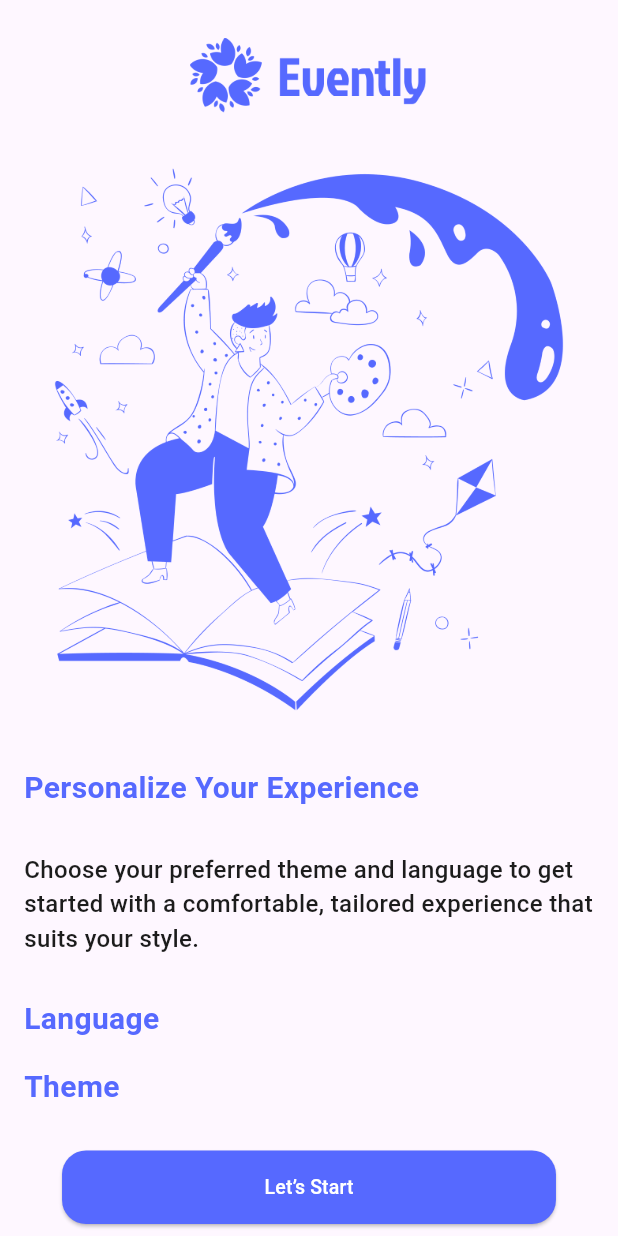
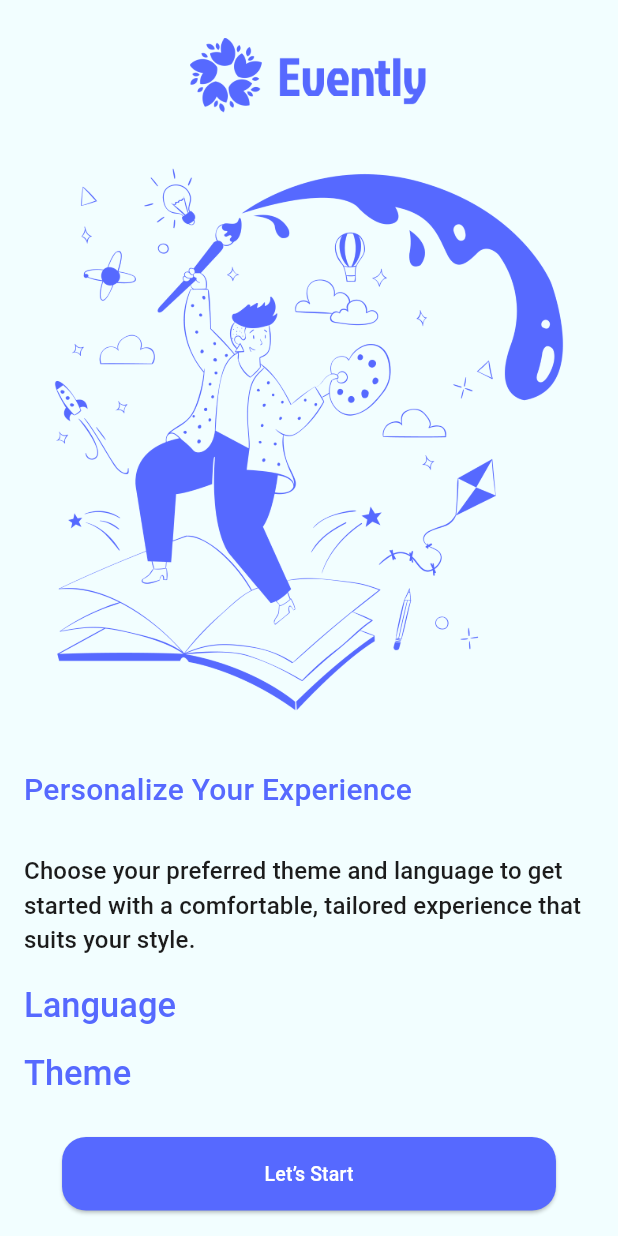
Before and after one commit to HeshamSeliem/event_planning_app, a Flutter app: the screen it shows after launch, on a phone screen of 412 x 824 dp. Run offline on Flutter 3.47's test engine with Material 3 defaults, Android fonts, the phone set to English and light mode, and no system bars.

Commit message:
add theming mode

```diff
--- a/lib/main.dart
+++ b/lib/main.dart
@@ -1,4 +1,7 @@
 import 'package:event_planning_app/screens/intro_screen.dart';
+import 'package:event_planning_app/theme/dark_theme.dart';
+import 'package:event_planning_app/theme/light_theme.dart';
+import 'package:event_planning_app/theme/theme.dart';
 import 'package:flutter/material.dart';
 
 void main() {
@@ -11,7 +14,13 @@ class MyApp extends StatelessWidget {
   // This widget is the root of your application.
   @override
   Widget build(BuildContext context) {
+    BaseTheme theme = LightTheme();
+    BaseTheme darkTheme = DarkTheme();
     return MaterialApp(
+
+      darkTheme: darkTheme.themeData,
+      theme: theme.themeData,
+      themeMode: ThemeMode.system,
       debugShowCheckedModeBanner: false,
       initialRoute: IntroScreen.routeName,
       routes: {
--- a/lib/screens/intro_screen.dart
+++ b/lib/screens/intro_screen.dart
@@ -1,4 +1,5 @@
 import 'package:flutter/material.dart';
+
 // my confirm comment on intro screen
 //welcome development branch
 class IntroScreen extends StatelessWidget {
@@ -7,83 +8,77 @@ static const String routeName = '/intro';
   @override
   Widget build(BuildContext context) {
     return Scaffold(
+      // backgroundColor:const Color(0xffF2FEFF),
       body: SafeArea(
-
-        minimum: const EdgeInsets.symmetric(horizontal: 16,vertical: 25),
+        minimum: const EdgeInsets.symmetric(horizontal: 16, vertical: 25),
         child: Center(
           child: Column(
             children: [
-              Image.asset("assets/images/header.png",width: 160, height: 50,),
-              const SizedBox(height: 28,),
+              Image.asset(
+                "assets/images/header.png",
+                width: 160,
+                height: 50,
+              ),
+              const SizedBox(
+                height: 28,
+              ),
               Image.asset("assets/images/welcome.png"),
-               const SizedBox(height: 28,),
-              const Row(
+              const SizedBox(
+                height: 28,
+              ),
+              Row(
                 mainAxisAlignment: MainAxisAlignment.start,
                 children: [
-                   Text("Personalize Your Experience",style: TextStyle(
-                      fontSize: 20,
-                      color: Color(0xff5669FF),
-                      fontWeight: FontWeight.w700
-                    )
+                  Text(
+                    "Personalize Your Experience",
+                    style: Theme.of(context).textTheme.titleMedium,
                   ),
-
                 ],
-
               ),
-               const SizedBox(height: 28,),
-                const Text("Choose your preferred theme and language to get started with a comfortable, tailored experience that suits your style.",
-                style: TextStyle(
-                      fontSize: 16,
-                      color: Color(0xff1C1C1C),
-                      fontWeight: FontWeight.w500
-                    )
-
+              const SizedBox(
+                height: 28,
               ),
-                   const SizedBox(height: 28,),
-                  const  Row(
+              Text(
+                  "Choose your preferred theme and language to get started with a comfortable, tailored experience that suits your style.",
+                  style: Theme.of(context).textTheme.titleSmall!.copyWith(fontSize: 16)),
+              const SizedBox(
+                height: 18,
+              ),
+              Row(
                 mainAxisAlignment: MainAxisAlignment.start,
                 children: [
-                   Text("Language",style: TextStyle(
-                      fontSize: 20,
-                      color: Color(0xff5669FF),
-                      fontWeight: FontWeight.w700
-                    )
-
+                  Text(
+                    "Language",
+                    style: Theme.of(context).textTheme.titleLarge,
                   ),
                 ],
-
               ),
-               const SizedBox(height: 16,),
-               const Row(
+              const SizedBox(
+                height: 16,
+              ),
+               Row(
                 mainAxisAlignment: MainAxisAlignment.start,
                 children: [
-                   Text("Theme",style:
-                 TextStyle(
-                      fontSize: 20,
-                      color: Color(0xff5669FF),
-                      fontWeight: FontWeight.w700
-                    )
+                  Text("Theme",
+                      style: Theme.of(context).textTheme.titleLarge),
+                ],
               ),
-
-                 ],
-
+              const SizedBox(
+                height: 28,
               ),
-               const SizedBox(height: 28,),
               ElevatedButton(
                   style: ElevatedButton.styleFrom(
-                  backgroundColor:const Color(0xff5669FF),
+                      backgroundColor: const Color(0xff5669FF),
                       shape: RoundedRectangleBorder(
                         borderRadius: BorderRadius.circular(16),
                       ),
-                padding:const EdgeInsets.symmetric(horizontal: 135,vertical: 15)
-                ),
-                onPressed: (){},
-                child: const Text("Let’s Start",style: TextStyle(
-                  fontSize: 13,
-                  fontWeight: FontWeight.w500,
-                  color: Colors.white
-                ),)
-                )
+                      padding: const EdgeInsets.symmetric(
+                          horizontal: 135, vertical: 15)),
+                  onPressed: () {},
+                  child:  Text(
+                    "Let’s Start",
+                    style: Theme.of(context).textTheme.titleSmall!.copyWith(color: Colors.white),
+                  ))
             ],
           ),
         ),
--- /dev/null
+++ b/lib/theme/dark_theme.dart
@@ -0,0 +1,52 @@
+import 'dart:ui';
+
+import 'package:event_planning_app/theme/theme.dart';
+import 'package:flutter/material.dart';
+import 'package:flutter/src/material/theme_data.dart';
+
+class DarkTheme extends BaseTheme {
+  @override
+  Color get backgroundColor => const Color(0xff101127);
+
+  @override
+  Color get primaryColor => const Color(0xff5669FF);
+
+  @override
+  Color get textColor => const Color(0xffF4EBDC);
+
+  @override
+  ThemeData get themeData => ThemeData(
+    scaffoldBackgroundColor: backgroundColor,
+    appBarTheme: AppBarTheme(
+      backgroundColor: backgroundColor,
+      centerTitle: true,
+      iconTheme: IconThemeData(color: primaryColor)
+    ),
+    bottomNavigationBarTheme: BottomNavigationBarThemeData(
+      backgroundColor: backgroundColor,
+      selectedItemColor: Colors.white,
+      type: BottomNavigationBarType.fixed,
+      showSelectedLabels: true,
+      showUnselectedLabels: true,
+      unselectedItemColor: Colors.white.withOpacity(0.5),
+    ),
+    textTheme: TextTheme(
+      titleMedium: TextStyle(
+        fontSize: 20,
+        color: primaryColor,
+        fontWeight: FontWeight.w500
+      ),
+      titleSmall: TextStyle(
+        fontSize: 13,
+        color: textColor,
+        fontWeight: FontWeight.w500
+      ),
+      titleLarge: TextStyle(
+        fontSize: 23,
+        color: primaryColor,
+        fontWeight: FontWeight.w500
+      ),
+    ),
+
+  );
+}
--- /dev/null
+++ b/lib/theme/light_theme.dart
@@ -0,0 +1,52 @@
+import 'dart:ui';
+
+import 'package:event_planning_app/theme/theme.dart';
+import 'package:flutter/material.dart';
+import 'package:flutter/src/material/theme_data.dart';
+
+class LightTheme extends BaseTheme {
+  @override
+  Color get backgroundColor =>const Color(0xffF2FEFF);
+
+  @override
+  Color get primaryColor => const Color(0xff5669FF);
+
+  @override
+  Color get textColor => const Color(0xff1c1c1c);
+
+  @override
+  ThemeData get themeData => ThemeData(
+    scaffoldBackgroundColor: backgroundColor,
+    appBarTheme: AppBarTheme(
+      backgroundColor: backgroundColor,
+      centerTitle: true,
+      iconTheme: IconThemeData(color: primaryColor)
+    ),
+    bottomNavigationBarTheme: BottomNavigationBarThemeData(
+      backgroundColor: primaryColor,
+      selectedItemColor: Colors.white,
+      type: BottomNavigationBarType.fixed,
+      showSelectedLabels: true,
+      showUnselectedLabels: true,
+      unselectedItemColor: Colors.white.withOpacity(0.5),
+    ),
+    textTheme: TextTheme(
+      titleMedium: TextStyle(
+        fontSize: 20,
+        color: primaryColor,
+        fontWeight: FontWeight.w500
+      ),
+      titleSmall: TextStyle(
+        fontSize: 13,
+        color: textColor,
+        fontWeight: FontWeight.w500
+      ),
+      titleLarge: TextStyle(
+        fontSize: 23,
+        color: primaryColor,
+        fontWeight: FontWeight.w500
+      ),
+    ),
+
+  );
+}
--- /dev/null
+++ b/lib/theme/theme.dart
@@ -0,0 +1,8 @@
+import 'package:flutter/material.dart';
+
+abstract class BaseTheme {
+  Color get primaryColor;
+  Color get backgroundColor;
+  Color get textColor;
+  ThemeData get themeData;
+}
```
Lines whose indentation alone changed are shown as unchanged.
